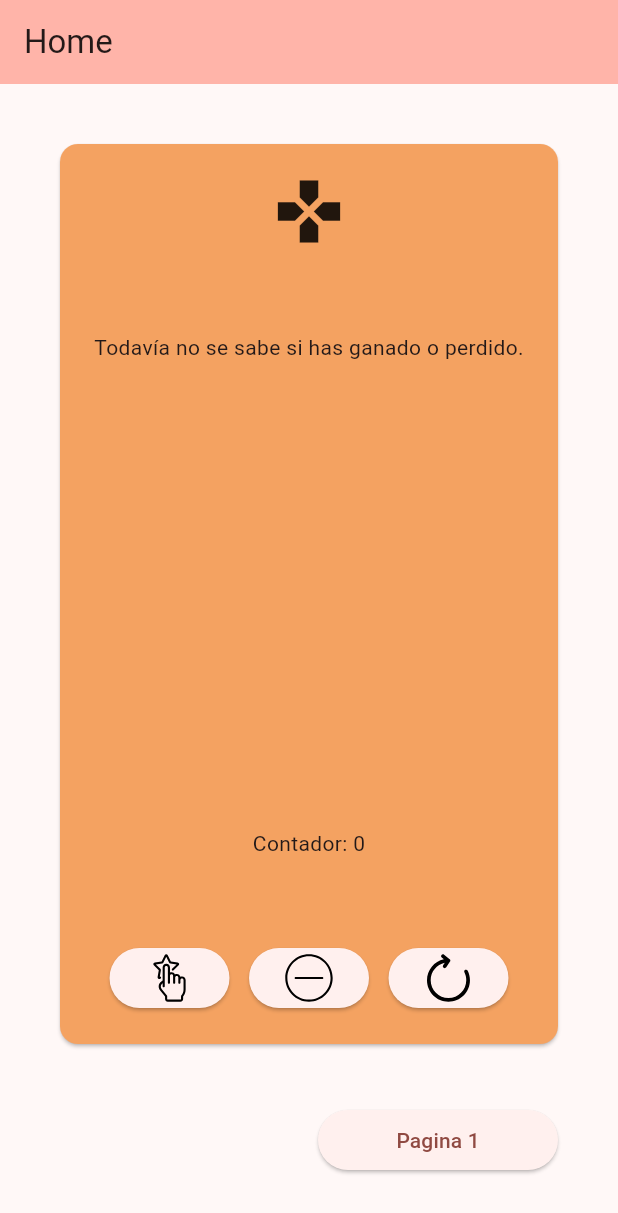
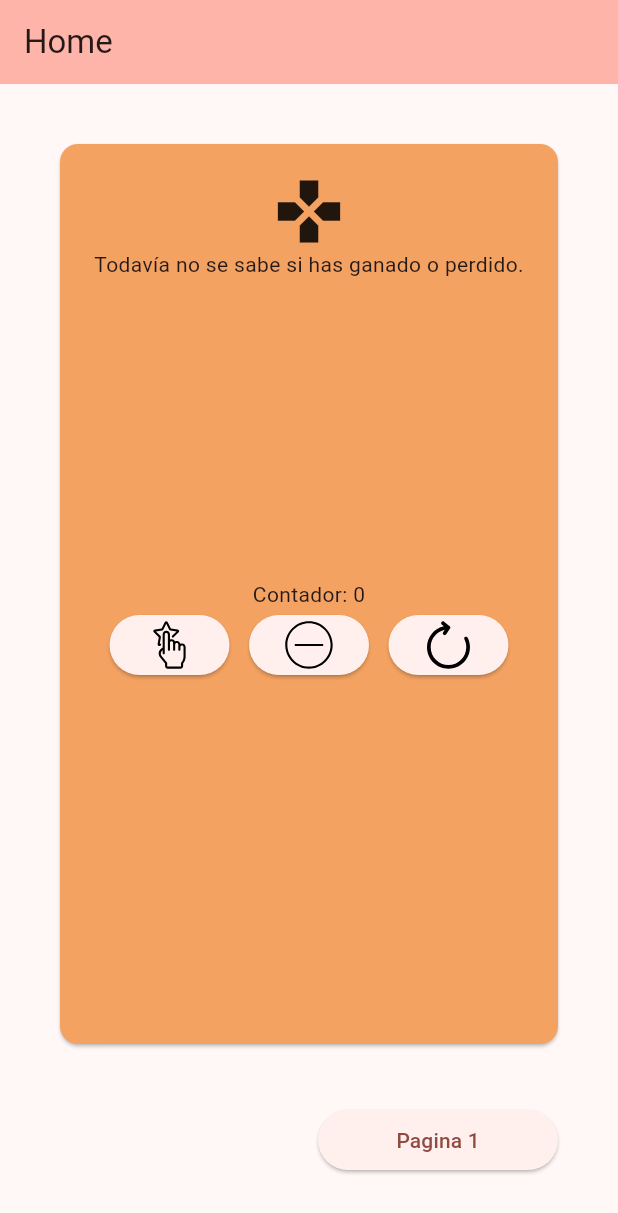
Before and after one commit to franopx/3479A321_2021479001, a Flutter app: the screen it shows after launch, on a phone screen of 412 x 824 dp. Shown: the top 1213 px of the screen. Run offline on Flutter 3.47's test engine with Material 3 defaults, Android fonts, the phone set to English and light mode, and no system bars; our stand-ins replace flutter_svg, logger.

Commit message:
remove some constraints that caused overflow

```diff
--- a/lib/pages/home.dart
+++ b/lib/pages/home.dart
@@ -54,8 +54,6 @@ class _MyHomePageState extends State<MyHomePage> {
         padding: const EdgeInsets.all(20),
         child:
           Column(
-            spacing: 10.0,
-            mainAxisAlignment: MainAxisAlignment.spaceBetween,
             children: <Widget>[
               const Icon(Icons.gamepad, size: 50.0),
               const Text(textAlign: TextAlign.left, 'Todavía no se sabe si has ganado o perdido.'),
```
